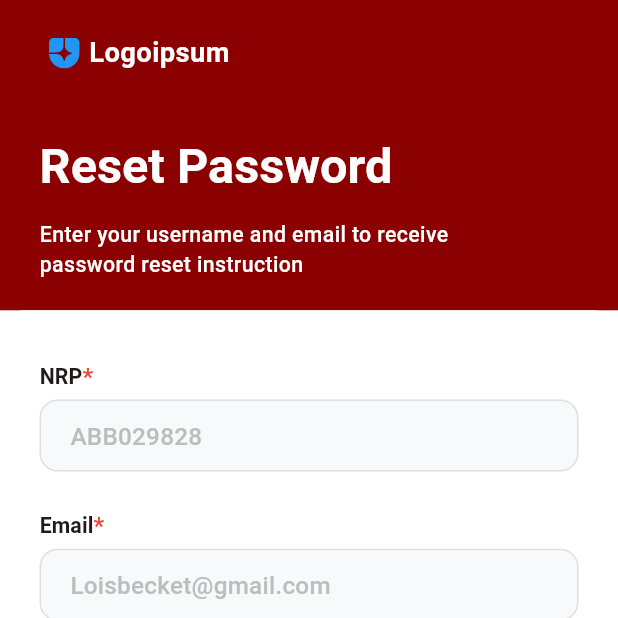
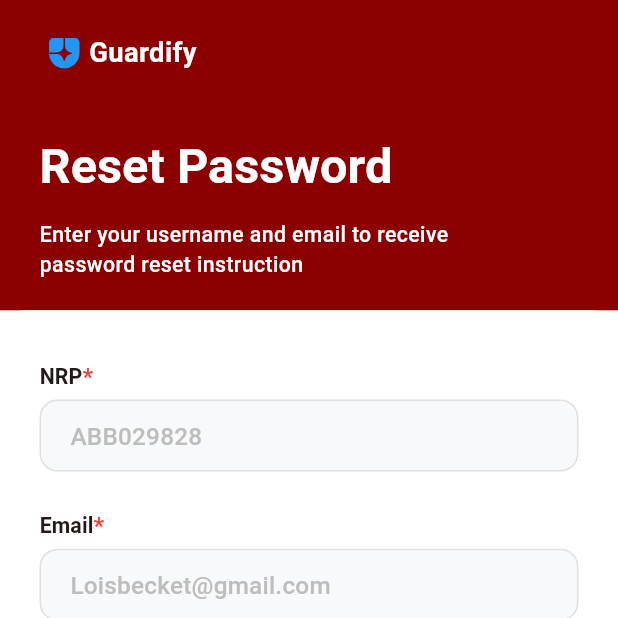
Before and after one commit to chandrabuwana/guardify-app, a Flutter app: the _ResetPasswordView screen opened directly, on a phone screen of 412 x 824 dp, the top half of it. Run offline on Flutter 3.47's test engine with Material 3 defaults, Android fonts, the light colour scheme and no system bars; our stand-ins replace camera, dartz, dio, equatable, file_picker, flutter_bloc and 11 more; accounts and stored records are empty; generated files the repository leaves out were written again; Roboto replaces fonts that are missing (Montserrat).

Commit message:
appstore done

```diff
--- a/lib/features/auth/presentation/pages/reset_password_page.dart
+++ b/lib/features/auth/presentation/pages/reset_password_page.dart
@@ -118,7 +118,7 @@ class _ResetPasswordViewState extends State<_ResetPasswordView> {
                                     ),
                                   ),
                                   Text(
-                                    'Logoipsum',
+                                    'Guardify',
                                     style: TextStyle(
                                       fontSize: 18.sp,
                                       fontWeight: FontWeight.bold,
--- a/pubspec.yaml
+++ b/pubspec.yaml
@@ -1,5 +1,5 @@
 name: guardify_app
-description: A secure Flutter application with clean architecture and BLoC pattern.
+description: Application for security Officer
 publish_to: 'none'
 version: 1.0.0+1
 
```
Also changed, not shown: 68 other files.
